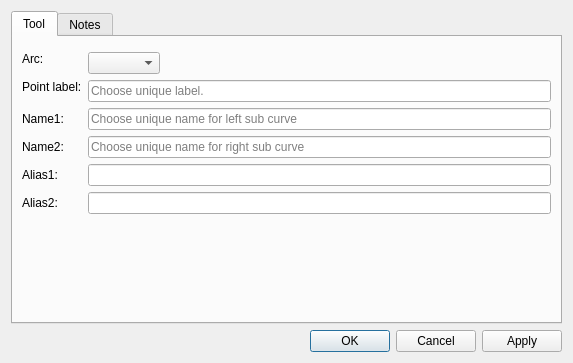
Old version of the form src/libs/vtools/dialogs/tools/dialogcutarc.ui in the repository equinox-patterns/Ostara.
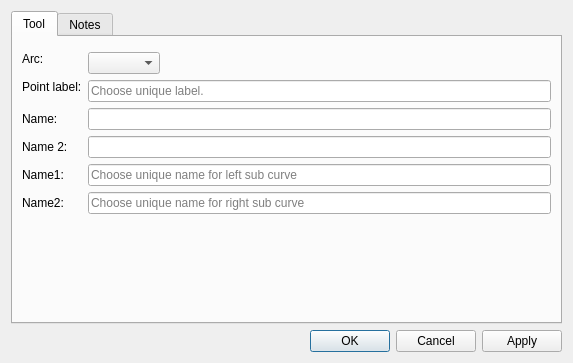
New version of the form. Icons and pictures are not drawn.

Commit message: RoleName étape 4 : simplification Cut Tools UI (Name1/Name2 masqués, Alias→Nom)

```diff
--- a/src/libs/vtools/dialogs/tools/dialogcutarc.ui
+++ b/src/libs/vtools/dialogs/tools/dialogcutarc.ui
@@ -75,56 +75,56 @@
            </property>
           </widget>
          </item>
-         <item row="4" column="0">
+         <item row="2" column="0">
           <widget class="QLabel" name="labelAlias1">
            <property name="text">
-            <string>Alias1:</string>
+            <string>Name:</string>
            </property>
           </widget>
          </item>
-         <item row="4" column="1">
+         <item row="2" column="1">
           <widget class="QLineEdit" name="lineEditAlias1">
            <property name="clearButtonEnabled">
             <bool>true</bool>
            </property>
           </widget>
          </item>
-         <item row="5" column="0">
+         <item row="3" column="0">
           <widget class="QLabel" name="labelAlias2">
            <property name="text">
-            <string>Alias2:</string>
+            <string>Name 2:</string>
            </property>
           </widget>
          </item>
-         <item row="5" column="1">
+         <item row="3" column="1">
           <widget class="QLineEdit" name="lineEditAlias2">
            <property name="clearButtonEnabled">
             <bool>true</bool>
            </property>
           </widget>
          </item>
-         <item row="2" column="0">
+         <item row="4" column="0">
           <widget class="QLabel" name="labelName1">
            <property name="text">
             <string>Name1:</string>
            </property>
           </widget>
          </item>
-         <item row="3" column="0">
+         <item row="5" column="0">
           <widget class="QLabel" name="labelName2">
            <property name="text">
             <string>Name2:</string>
            </property>
           </widget>
          </item>
-         <item row="2" column="1">
+         <item row="4" column="1">
           <widget class="QLineEdit" name="lineEditName1">
            <property name="placeholderText">
             <string>Choose unique name for left sub curve</string>
            </property>
           </widget>
          </item>
-         <item row="3" column="1">
+         <item row="5" column="1">
           <widget class="QLineEdit" name="lineEditName2">
            <property name="placeholderText">
             <string>Choose unique name for right sub curve</string>
```
Left out of the diff: 12 changed lines with no effect on the pictures. The commit also changes 5 other files.
